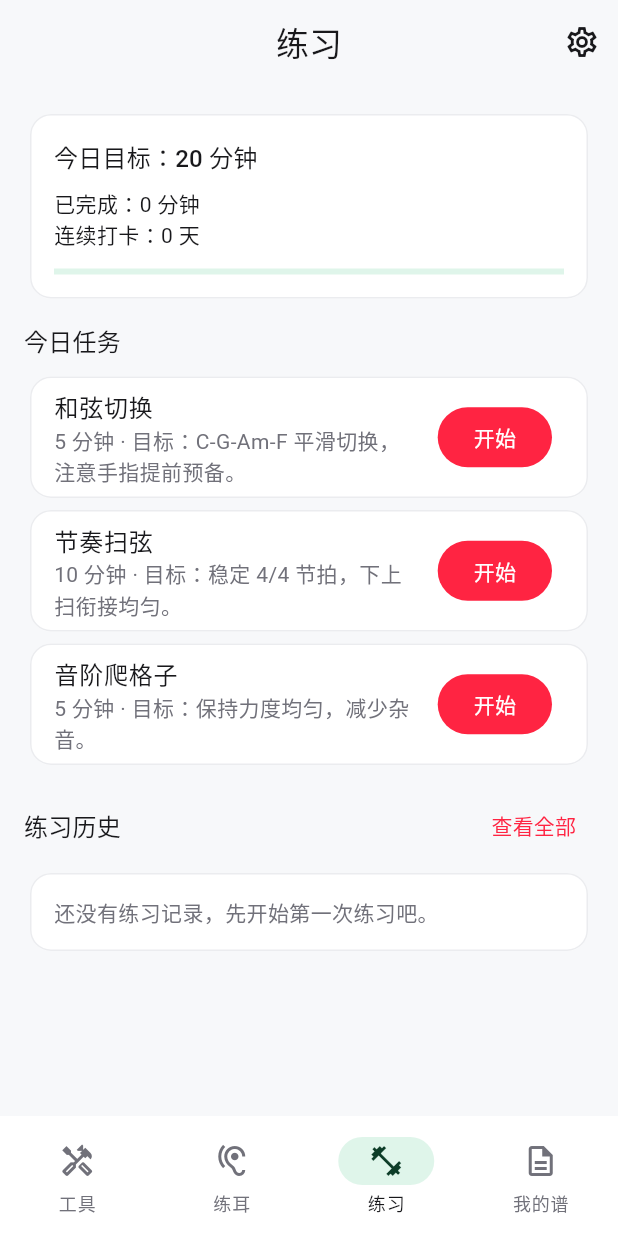
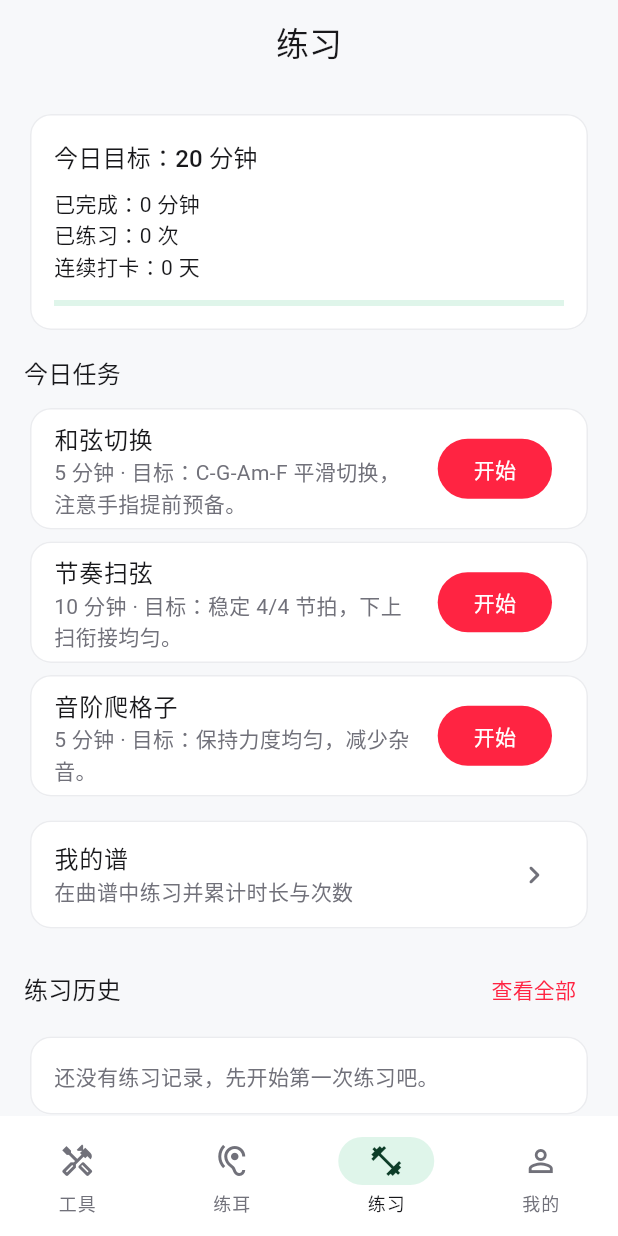
Before and after one commit to JamCode/guitar-ai-coach, a Flutter app: the screen it shows after launch, item 3 of the bottom bar chosen, on a phone screen of 412 x 824 dp. Run offline on Flutter 3.47's test engine with Material 3 defaults, Android fonts, the phone set to English and light mode, and no system bars; our stand-ins replace camera, image_picker, shared_preferences; missing offline and left inert: audio_session, flutter_soloud, record.

Commit message:
feat(flutter): 合并我的谱到练习并新增我的Tab
将我的谱下沉为练习内入口并接入练习统计，新增我的Tab承接设置与个人信息，统一四Tab职责边界。

Made-with: Cursor

```diff
--- a/flutter_app/lib/practice/practice_local_store.dart
+++ b/flutter_app/lib/practice/practice_local_store.dart
@@ -5,9 +5,7 @@ import 'practice_models.dart';
 
 /// 本地练习存储：一期仅依赖 SharedPreferences，无后端交互。
 class PracticeLocalStore {
-  PracticeLocalStore({
-    Uuid? uuid,
-  }) : _uuid = uuid ?? const Uuid();
+  PracticeLocalStore({Uuid? uuid}) : _uuid = uuid ?? const Uuid();
 
   static const _sessionsKey = 'practice_sessions_v1';
   final Uuid _uuid;
@@ -59,6 +57,7 @@ class PracticeLocalStore {
     final sessions = await loadSessions();
     return PracticeSummary(
       todayMinutes: computeTodayMinutes(sessions, current),
+      todaySessions: computeTodaySessions(sessions, current),
       streakDays: computeStreakDays(sessions, current),
     );
   }
--- a/flutter_app/lib/practice/practice_models.dart
+++ b/flutter_app/lib/practice/practice_models.dart
@@ -73,10 +73,12 @@ class PracticeSession {
 class PracticeSummary {
   const PracticeSummary({
     required this.todayMinutes,
+    required this.todaySessions,
     required this.streakDays,
   });
 
   final int todayMinutes;
+  final int todaySessions;
   final int streakDays;
 }
 
@@ -126,6 +128,17 @@ int computeTodayMinutes(List<PracticeSession> sessions, DateTime now) {
   return seconds ~/ 60;
 }
 
+/// 计算今日完成练习的次数。
+int computeTodaySessions(List<PracticeSession> sessions, DateTime now) {
+  var count = 0;
+  for (final session in sessions) {
+    if (_isSameDay(session.endedAt, now) && session.completed) {
+      count += 1;
+    }
+  }
+  return count;
+}
+
 /// 计算连续打卡天数：自然日内有至少一次 completed 即记 1 天。
 int computeStreakDays(List<PracticeSession> sessions, DateTime now) {
   final completedDates = sessions
--- a/flutter_app/lib/practice/practice_stub_screen.dart
+++ b/flutter_app/lib/practice/practice_stub_screen.dart
@@ -6,7 +6,10 @@ import 'practice_models.dart';
 
 /// 练习模块首页：提供任务入口、今日进度与历史记录。
 class PracticeStubScreen extends StatefulWidget {
-  const PracticeStubScreen({super.key});
+  const PracticeStubScreen({super.key, this.onOpenMySheets});
+
+  /// 打开「我的谱」页面，由外层壳统一路由。
+  final Future<void> Function()? onOpenMySheets;
 
   @override
   State<PracticeStubScreen> createState() => _PracticeStubScreenState();
@@ -15,7 +18,11 @@ class PracticeStubScreen extends StatefulWidget {
 class _PracticeStubScreenState extends State<PracticeStubScreen> {
   final _store = PracticeLocalStore();
   var _loading = true;
-  PracticeSummary _summary = const PracticeSummary(todayMinutes: 0, streakDays: 0);
+  PracticeSummary _summary = const PracticeSummary(
+    todayMinutes: 0,
+    todaySessions: 0,
+    streakDays: 0,
+  );
   List<PracticeSession> _sessions = <PracticeSession>[];
 
   static const _dailyGoalMinutes = 20;
@@ -45,10 +52,7 @@ class _PracticeStubScreenState extends State<PracticeStubScreen> {
   Future<void> _openPracticeTask(PracticeTask task) async {
     await Navigator.of(context).push<void>(
       MaterialPageRoute<void>(
-        builder: (_) => _PracticeSessionScreen(
-          task: task,
-          store: _store,
-        ),
+        builder: (_) => _PracticeSessionScreen(task: task, store: _store),
       ),
     );
     if (!mounted) {
@@ -75,13 +79,20 @@ class _PracticeStubScreenState extends State<PracticeStubScreen> {
               child: Column(
                 crossAxisAlignment: CrossAxisAlignment.start,
                 children: [
-                  Text('今日目标：$_dailyGoalMinutes 分钟', style: theme.textTheme.titleMedium),
+                  Text(
+                    '今日目标：$_dailyGoalMinutes 分钟',
+                    style: theme.textTheme.titleMedium,
+                  ),
                   const SizedBox(height: 8),
                   Text('已完成：${_summary.todayMinutes} 分钟'),
+                  Text('已练习：${_summary.todaySessions} 次'),
                   Text('连续打卡：${_summary.streakDays} 天'),
                   const SizedBox(height: 12),
                   LinearProgressIndicator(
-                    value: (_summary.todayMinutes / _dailyGoalMinutes).clamp(0, 1),
+                    value: (_summary.todayMinutes / _dailyGoalMinutes).clamp(
+                      0,
+                      1,
+                    ),
                   ),
                 ],
               ),
@@ -94,7 +105,9 @@ class _PracticeStubScreenState extends State<PracticeStubScreen> {
             return Card(
               child: ListTile(
                 title: Text(task.name),
-                subtitle: Text('${task.targetMinutes} 分钟 · ${task.description}'),
+                subtitle: Text(
+                  '${task.targetMinutes} 分钟 · ${task.description}',
+                ),
                 trailing: FilledButton(
                   key: Key('practice_start_${task.id}'),
                   onPressed: () => _openPracticeTask(task),
@@ -103,6 +116,15 @@ class _PracticeStubScreenState extends State<PracticeStubScreen> {
               ),
             );
           }),
+          const SizedBox(height: 8),
+          Card(
+            child: ListTile(
+              title: const Text('我的谱'),
+              subtitle: const Text('在曲谱中练习并累计时长与次数'),
+              trailing: const Icon(Icons.chevron_right_rounded),
+              onTap: widget.onOpenMySheets,
+            ),
+          ),
           const SizedBox(height: 8),
           ListTile(
             contentPadding: EdgeInsets.zero,
@@ -136,7 +158,9 @@ class _PracticeStubScreenState extends State<PracticeStubScreen> {
               (session) => Card(
                 child: ListTile(
                   title: Text(session.taskName),
-                  subtitle: Text('${_formatDate(session.endedAt)} · ${_formatDuration(session.durationSeconds)}'),
+                  subtitle: Text(
+                    '${_formatDate(session.endedAt)} · ${_formatDuration(session.durationSeconds)}',
+                  ),
                   trailing: Text('难度 ${session.difficulty}/5'),
                 ),
               ),
@@ -148,10 +172,7 @@ class _PracticeStubScreenState extends State<PracticeStubScreen> {
 }
 
 class _PracticeSessionScreen extends StatefulWidget {
-  const _PracticeSessionScreen({
-    required this.task,
-    required this.store,
-  });
+  const _PracticeSessionScreen({required this.task, required this.store});
 
   final PracticeTask task;
   final PracticeLocalStore store;
@@ -198,7 +219,9 @@ class _PracticeSessionScreenState extends State<_PracticeSessionScreen> {
 
   Future<void> _finish() async {
     if (_elapsed == Duration.zero) {
-      ScaffoldMessenger.of(context).showSnackBar(const SnackBar(content: Text('先开始练习再结束哦')));
+      ScaffoldMessenger.of(
+        context,
+      ).showSnackBar(const SnackBar(content: Text('先开始练习再结束哦')));
       return;
     }
     _pause();
@@ -221,7 +244,9 @@ class _PracticeSessionScreenState extends State<_PracticeSessionScreen> {
     if (!mounted) {
       return;
     }
-    ScaffoldMessenger.of(context).showSnackBar(const SnackBar(content: Text('记录已保存')));
+    ScaffoldMessenger.of(
+      context,
+    ).showSnackBar(const SnackBar(content: Text('记录已保存')));
     Navigator.of(context).pop();
   }
 
@@ -249,9 +274,7 @@ class _PracticeSessionScreenState extends State<_PracticeSessionScreen> {
         return leave == true;
       },
       child: Scaffold(
-        appBar: AppBar(
-          title: Text(widget.task.name),
-        ),
+        appBar: AppBar(title: Text(widget.task.name)),
         body: Padding(
           padding: const EdgeInsets.all(16),
           child: Column(
@@ -342,9 +365,7 @@ class _FinishDialogState extends State<_FinishDialog> {
             TextField(
               key: const Key('practice_note_input'),
               controller: widget.noteController,
-              decoration: const InputDecoration(
-                labelText: '备注（可选）',
-              ),
+              decoration: const InputDecoration(labelText: '备注（可选）'),
             ),
           ],
         ),
--- a/flutter_app/lib/shell/home_shell.dart
+++ b/flutter_app/lib/shell/home_shell.dart
@@ -2,11 +2,11 @@ import 'package:flutter/material.dart';
 
 import '../ear/ear_home_screen.dart';
 import '../practice/practice_stub_screen.dart';
-import '../settings/api_settings_screen.dart';
-import '../sheets/sheet_library_screen.dart';
+import '../profile/me_screen.dart';
+import '../sheets/sheet_library_page.dart';
 import '../tools/tools_screen.dart';
 
-/// 底部四 Tab 壳：工具 / 练耳 / 练习 / 我的谱。
+/// 底部四 Tab 壳：工具 / 练耳 / 练习 / 我的。
 class HomeShell extends StatefulWidget {
   const HomeShell({super.key});
 
@@ -16,47 +16,28 @@ class HomeShell extends StatefulWidget {
 
 class _HomeShellState extends State<HomeShell> {
   var _index = 0;
-  final _sheetLibraryKey = GlobalKey<SheetLibraryScreenState>();
 
-  static const _titles = ['工具', '练耳', '练习', '我的谱'];
+  static const _titles = ['工具', '练耳', '练习', '我的'];
+
+  Future<void> _openMySheets() async {
+    await Navigator.of(context).push<void>(
+      MaterialPageRoute<void>(builder: (_) => const SheetLibraryPage()),
+    );
+  }
 
   @override
   Widget build(BuildContext context) {
     return Scaffold(
-      appBar: AppBar(
-        title: Text(_titles[_index]),
-        centerTitle: true,
-        actions: [
-          IconButton(
-            tooltip: 'API 设置',
-            icon: const Icon(Icons.settings_outlined),
-            onPressed: () {
-              Navigator.of(context).push<void>(
-                MaterialPageRoute<void>(
-                  builder: (_) => const ApiSettingsScreen(),
-                ),
-              );
-            },
-          ),
-        ],
-      ),
+      appBar: AppBar(title: Text(_titles[_index]), centerTitle: true),
       body: IndexedStack(
         index: _index,
         children: [
           const ToolsScreen(),
           const EarHomeScreen(),
-          const PracticeStubScreen(),
-          SheetLibraryScreen(key: _sheetLibraryKey),
+          PracticeStubScreen(onOpenMySheets: _openMySheets),
+          const MeScreen(),
         ],
       ),
-      floatingActionButton: _index == 3
-          ? FloatingActionButton(
-              onPressed: () =>
-                  _sheetLibraryKey.currentState?.pickAndAddSheet(),
-              tooltip: '添加谱子',
-              child: const Icon(Icons.add),
-            )
-          : null,
       bottomNavigationBar: NavigationBar(
         selectedIndex: _index,
         onDestinationSelected: (i) => setState(() => _index = i),
@@ -77,9 +58,9 @@ class _HomeShellState extends State<HomeShell> {
             label: '练习',
           ),
           NavigationDestination(
-            icon: Icon(Icons.description_outlined),
-            selectedIcon: Icon(Icons.description),
-            label: '我的谱',
+            icon: Icon(Icons.person_outline),
+            selectedIcon: Icon(Icons.person),
+            label: '我的',
           ),
         ],
       ),
```
Also changed, not shown: flutter_app/lib/profile/me_screen.dart (added, +57 -0 lines), flutter_app/lib/sheets/sheet_library_page.dart (added, +28 -0 lines), flutter_app/lib/sheets/sheet_library_screen.dart (+44 -13 lines), 1 other file.
